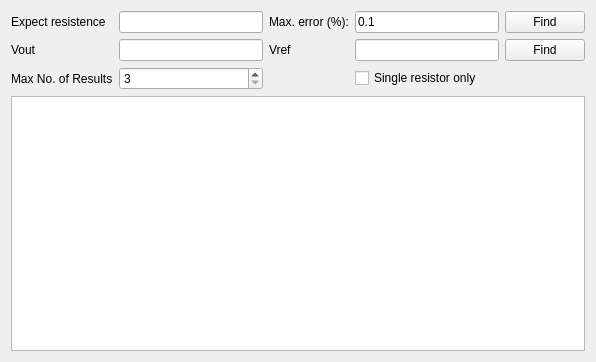
Above: form_rescalc.ui from fay2003hiend/resistor_combination_calc before the change. Below: the same form after it.
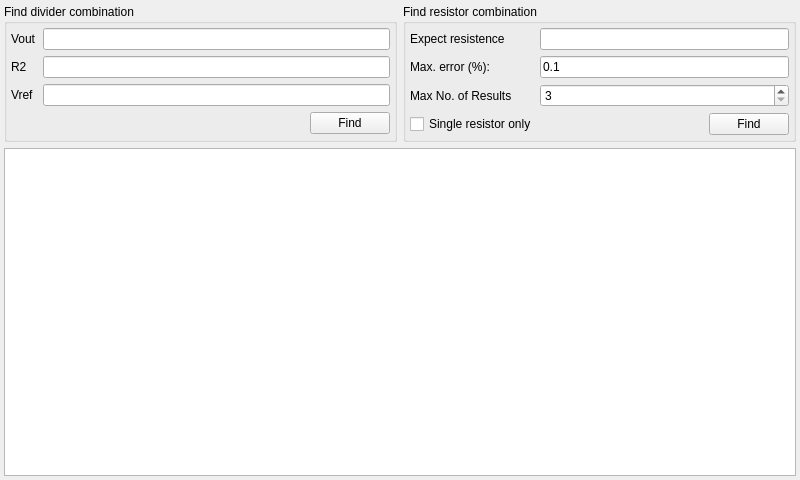
That is the form after the change.

Commit message: add specify R2 mode

The edit to the form file:
```diff
--- a/form_rescalc.ui
+++ b/form_rescalc.ui
@@ -6,67 +6,127 @@
    <rect>
     <x>0</x>
     <y>0</y>
-    <width>596</width>
-    <height>362</height>
+    <width>800</width>
+    <height>480</height>
    </rect>
   </property>
   <property name="windowTitle">
    <string>Resistor Calculator</string>
   </property>
+  <layout class="QVBoxLayout" name="verticalLayout_3" stretch="0,1">
+   <property name="leftMargin">
+    <number>4</number>
+   </property>
+   <property name="topMargin">
+    <number>4</number>
+   </property>
+   <property name="rightMargin">
+    <number>4</number>
+   </property>
+   <property name="bottomMargin">
+    <number>4</number>
+   </property>
+   <item>
+    <layout class="QHBoxLayout" name="horizontalLayout_3">
+     <item>
+      <widget class="QGroupBox" name="groupBox">
+       <property name="title">
+        <string>Find divider combination</string>
+       </property>
   <layout class="QVBoxLayout" name="verticalLayout">
+        <property name="leftMargin">
+         <number>4</number>
+        </property>
+        <property name="topMargin">
+         <number>4</number>
+        </property>
+        <property name="rightMargin">
+         <number>4</number>
+        </property>
+        <property name="bottomMargin">
+         <number>4</number>
+        </property>
    <item>
     <layout class="QGridLayout" name="gridLayout">
-     <item row="0" column="3">
-      <widget class="QLineEdit" name="lineEdit_max_err">
-       <property name="text">
-        <string>0.1</string>
-       </property>
-      </widget>
-     </item>
-     <item row="1" column="1">
+          <item row="0" column="1">
       <widget class="QLineEdit" name="lineEdit_vout"/>
      </item>
-     <item row="1" column="0">
+          <item row="2" column="0">
+           <widget class="QLabel" name="label_5">
+            <property name="text">
+             <string>Vref</string>
+            </property>
+           </widget>
+          </item>
+          <item row="2" column="1">
+           <widget class="QLineEdit" name="lineEdit_vref"/>
+          </item>
+          <item row="0" column="0">
       <widget class="QLabel" name="label_3">
        <property name="text">
         <string>Vout</string>
        </property>
       </widget>
      </item>
-     <item row="0" column="2">
-      <widget class="QLabel" name="label_2">
+          <item row="1" column="1">
+           <widget class="QLineEdit" name="lineEdit_r2"/>
+          </item>
+          <item row="1" column="0">
+           <widget class="QLabel" name="label_6">
        <property name="text">
-        <string>Max. error (%):</string>
+             <string>R2</string>
        </property>
       </widget>
      </item>
-     <item row="0" column="4">
-      <widget class="QPushButton" name="pushButton_find_res">
-       <property name="text">
-        <string>Find</string>
-       </property>
-      </widget>
-     </item>
-     <item row="1" column="4">
+         </layout>
+        </item>
+        <item>
+         <layout class="QHBoxLayout" name="horizontalLayout">
+          <item>
+           <spacer name="horizontalSpacer">
+            <property name="orientation">
+             <enum>Qt::Horizontal</enum>
+            </property>
+            <property name="sizeHint" stdset="0">
+             <size>
+              <width>40</width>
+              <height>20</height>
+             </size>
+            </property>
+           </spacer>
+          </item>
+          <item>
       <widget class="QPushButton" name="pushButton_find_div">
        <property name="text">
         <string>Find</string>
        </property>
       </widget>
      </item>
-     <item row="1" column="3">
-      <widget class="QLineEdit" name="lineEdit_vref"/>
-     </item>
-     <item row="0" column="1">
-      <widget class="QLineEdit" name="lineEdit_expect_r"/>
-     </item>
-     <item row="1" column="2">
-      <widget class="QLabel" name="label_5">
-       <property name="text">
-        <string>Vref</string>
-       </property>
+         </layout>
+        </item>
+       </layout>
       </widget>
      </item>
+     <item>
+      <widget class="QGroupBox" name="groupBox_2">
+       <property name="title">
+        <string>Find resistor combination</string>
+       </property>
+       <layout class="QVBoxLayout" name="verticalLayout_2">
+        <property name="leftMargin">
+         <number>4</number>
+        </property>
+        <property name="topMargin">
+         <number>4</number>
+        </property>
+        <property name="rightMargin">
+         <number>4</number>
+        </property>
+        <property name="bottomMargin">
+         <number>4</number>
+        </property>
+        <item>
+         <layout class="QGridLayout" name="gridLayout_2">
      <item row="0" column="0">
       <widget class="QLabel" name="label">
        <property name="text">
@@ -74,25 +134,58 @@
        </property>
       </widget>
      </item>
-     <item row="2" column="3">
-      <widget class="QCheckBox" name="checkBox_single">
+          <item row="0" column="1" colspan="2">
+           <widget class="QLineEdit" name="lineEdit_expect_r"/>
+          </item>
+          <item row="1" column="0">
+           <widget class="QLabel" name="label_2">
        <property name="text">
-        <string>Single resistor only</string>
+             <string>Max. error (%):</string>
        </property>
       </widget>
      </item>
-     <item row="2" column="1">
+          <item row="1" column="1" colspan="2">
+           <widget class="QLineEdit" name="lineEdit_max_err">
+            <property name="text">
+             <string>0.1</string>
+            </property>
+           </widget>
+          </item>
+          <item row="2" column="0">
+           <widget class="QLabel" name="label_4">
+            <property name="text">
+             <string>Max No. of Results</string>
+            </property>
+           </widget>
+          </item>
+          <item row="2" column="1" colspan="2">
       <widget class="QSpinBox" name="spinBox_num_results">
        <property name="minimum">
         <number>3</number>
        </property>
       </widget>
      </item>
-     <item row="2" column="0">
-      <widget class="QLabel" name="label_4">
+         </layout>
+        </item>
+        <item>
+         <layout class="QHBoxLayout" name="horizontalLayout_2" stretch="1,0">
+          <item>
+           <widget class="QCheckBox" name="checkBox_single">
        <property name="text">
-        <string>Max No. of Results</string>
-       </property>
+             <string>Single resistor only</string>
+            </property>
+           </widget>
+          </item>
+          <item>
+           <widget class="QPushButton" name="pushButton_find_res">
+            <property name="text">
+             <string>Find</string>
+            </property>
+           </widget>
+          </item>
+         </layout>
+        </item>
+       </layout>
       </widget>
      </item>
     </layout>
```
Left out of the diff: 7 changed lines with no effect on the pictures. Lines whose indentation alone changed are shown as unchanged. The commit also changes 1 other file.
